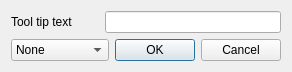
Above: src/plugins/xhtmlim/settooltip.ui from eyecu-im/eyecu-qt before the change. Below: the same form after it.
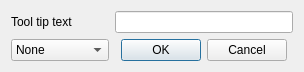
That is the form after the change.

Diff of the .ui file:
```diff
--- a/src/plugins/xhtmlim/settooltip.ui
+++ b/src/plugins/xhtmlim/settooltip.ui
@@ -9,8 +9,8 @@
    <rect>
     <x>0</x>
     <y>0</y>
-    <width>260</width>
-    <height>71</height>
+    <width>288</width>
+    <height>69</height>
    </rect>
   </property>
   <property name="sizePolicy">
@@ -26,19 +26,14 @@
    <bool>true</bool>
   </property>
   <layout class="QGridLayout" name="gridLayout">
-   <item row="0" column="0">
-    <widget class="QLabel" name="lblToolTipText">
-     <property name="text">
-      <string>Tool tip text</string>
+   <item row="1" column="2">
+    <widget class="QDialogButtonBox" name="buttonBox">
+     <property name="standardButtons">
+      <set>QDialogButtonBox::Cancel|QDialogButtonBox::Ok</set>
      </property>
     </widget>
    </item>
-   <item row="0" column="1" colspan="2">
-    <widget class="QLineEdit" name="ledToolTipText"/>
-   </item>
-   <item row="1" column="0" colspan="3">
-    <layout class="QHBoxLayout" name="horizontalLayout">
-     <item>
+   <item row="1" column="0">
       <widget class="QComboBox" name="cmbType">
        <item>
         <property name="text">
@@ -57,18 +52,37 @@
        </item>
       </widget>
      </item>
-     <item>
-      <widget class="QDialogButtonBox" name="buttonBox">
+   <item row="1" column="1">
+    <spacer name="horizontalSpacer">
        <property name="orientation">
         <enum>Qt::Horizontal</enum>
        </property>
-       <property name="standardButtons">
-        <set>QDialogButtonBox::Cancel|QDialogButtonBox::Ok</set>
-       </property>
-       <layout class="QVBoxLayout" name="verticalLayout"/>
-      </widget>
-     </item>
-    </layout>
+     <property name="sizeHint" stdset="0">
+      <size>
+       <width>40</width>
+       <height>20</height>
+      </size>
+     </property>
+    </spacer>
+   </item>
+   <item row="0" column="1" colspan="3">
+    <widget class="QLineEdit" name="ledToolTipText"/>
+   </item>
+   <item row="0" column="0">
+    <widget class="QLabel" name="lblToolTipText">
+     <property name="sizePolicy">
+      <sizepolicy hsizetype="Maximum" vsizetype="Preferred">
+       <horstretch>0</horstretch>
+       <verstretch>0</verstretch>
+      </sizepolicy>
+     </property>
+     <property name="text">
+      <string>Tool tip text</string>
+     </property>
+     <property name="buddy">
+      <cstring>ledToolTipText</cstring>
+     </property>
+    </widget>
    </item>
   </layout>
  </widget>
```
Left out of the diff: 6 changed lines with no effect on the pictures. Lines whose indentation alone changed are shown as unchanged.
